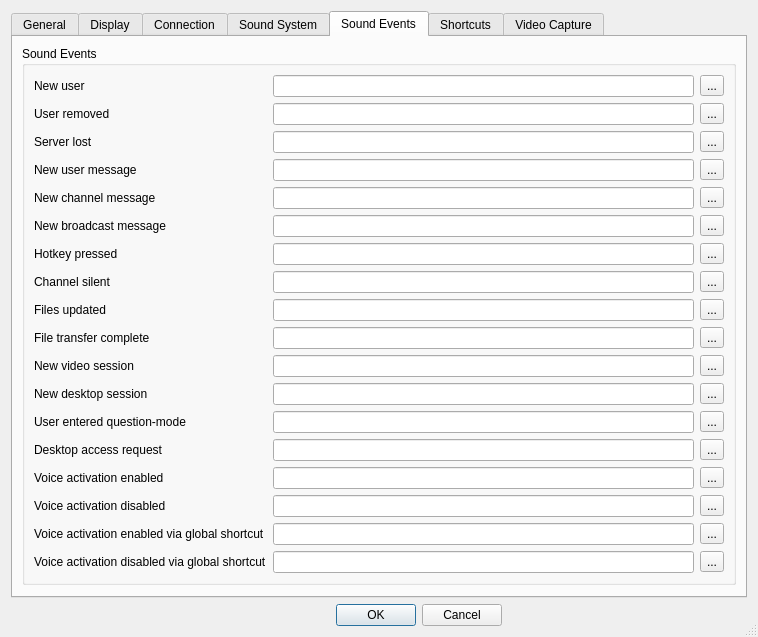
This is Client/qtTeamTalk/preferences.ui in BearWare/TeamTalk5 as Qt 5 draws it before an edit. The edited form follows.
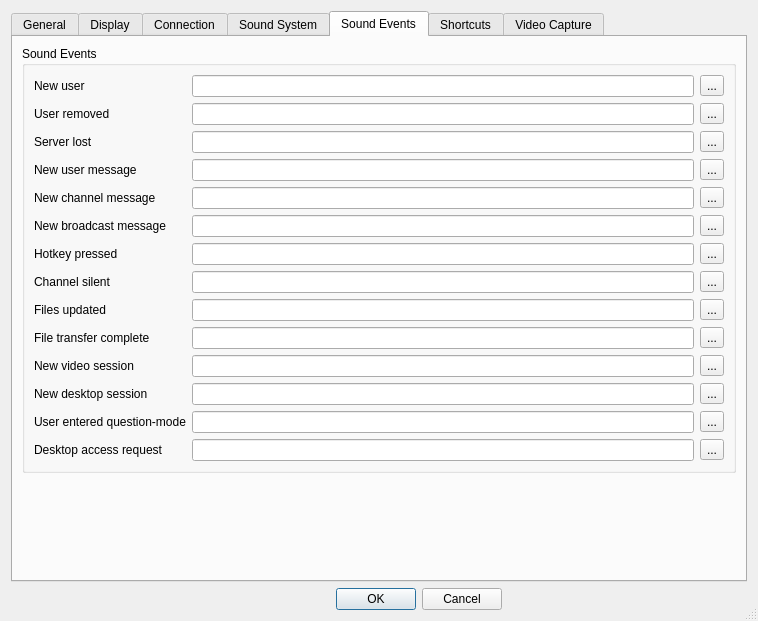
This is the edited form. The open tabs and pages were chosen to show the change. Icons and pictures are not drawn.

Diff of the .ui file:
```diff
--- a/Client/qtTeamTalk/preferences.ui
+++ b/Client/qtTeamTalk/preferences.ui
@@ -1335,98 +1335,6 @@
               </property>
              </widget>
             </item>
-            <item row="20" column="1">
-             <widget class="QLineEdit" name="voiceactonEdit"/>
-            </item>
-            <item row="20" column="0">
-             <widget class="QLabel" name="label_320">
-              <property name="text">
-               <string>Voice activation enabled</string>
-              </property>
-              <property name="buddy">
-               <cstring>voiceactonEdit</cstring>
-              </property>
-             </widget>
-            </item>
-            <item row="20" column="2">
-             <widget class="QToolButton" name="voiceactonButton">
-              <property name="accessibleName">
-               <string>Browse</string>
-              </property>
-              <property name="text">
-               <string notr="true">...</string>
-              </property>
-             </widget>
-            </item>
-            <item row="21" column="1">
-             <widget class="QLineEdit" name="voiceactoffEdit"/>
-            </item>
-            <item row="21" column="0">
-             <widget class="QLabel" name="label_321">
-              <property name="text">
-               <string>Voice activation disabled</string>
-              </property>
-              <property name="buddy">
-               <cstring>voiceactoffEdit</cstring>
-              </property>
-             </widget>
-            </item>
-            <item row="21" column="2">
-             <widget class="QToolButton" name="voiceactoffButton">
-              <property name="accessibleName">
-               <string>Browse</string>
-              </property>
-              <property name="text">
-               <string notr="true">...</string>
-              </property>
-             </widget>
-            </item>
-            <item row="22" column="1">
-             <widget class="QLineEdit" name="voiceactongEdit"/>
-            </item>
-            <item row="22" column="0">
-             <widget class="QLabel" name="label_322">
-              <property name="text">
-               <string>Voice activation enabled via global shortcut</string>
-              </property>
-              <property name="buddy">
-               <cstring>voiceactongEdit</cstring>
-              </property>
-             </widget>
-            </item>
-            <item row="22" column="2">
-             <widget class="QToolButton" name="voiceactongButton">
-              <property name="accessibleName">
-               <string>Browse</string>
-              </property>
-              <property name="text">
-               <string notr="true">...</string>
-              </property>
-             </widget>
-            </item>
-            <item row="23" column="1">
-             <widget class="QLineEdit" name="voiceactoffgEdit"/>
-            </item>
-            <item row="23" column="0">
-             <widget class="QLabel" name="label_323">
-              <property name="text">
-               <string>Voice activation disabled via global shortcut</string>
-              </property>
-              <property name="buddy">
-               <cstring>voiceactoffgEdit</cstring>
-              </property>
-             </widget>
-            </item>
-            <item row="23" column="2">
-             <widget class="QToolButton" name="voiceactoffgButton">
-              <property name="accessibleName">
-               <string>Browse</string>
-              </property>
-              <property name="text">
-               <string notr="true">...</string>
-              </property>
-             </widget>
-            </item>
             <item row="9" column="2">
              <widget class="QToolButton" name="transferdoneButton">
               <property name="accessibleName">
```
Left out of the diff: 64 changed lines with no effect on the pictures.
